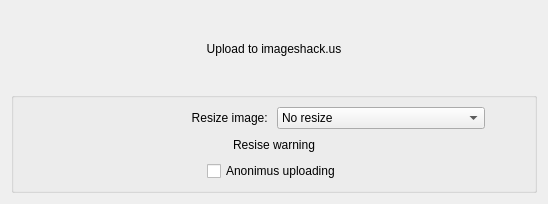
lxqt/screengrab, file src/modules/uploader/imgshack/uploader_imgshack_widget.ui: the form before one commit.
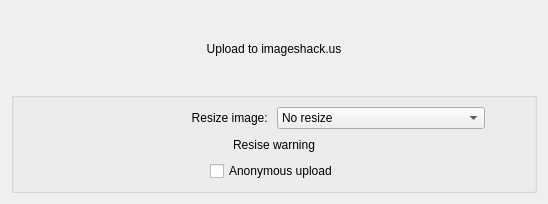
The form after the commit.

Commit message: Fix text labels on the uploader view (close #19)

Patch:
```diff
--- a/src/modules/uploader/imgshack/uploader_imgshack_widget.ui
+++ b/src/modules/uploader/imgshack/uploader_imgshack_widget.ui
@@ -183,7 +183,7 @@
         <item>
          <widget class="QCheckBox" name="checkAnonimusUpload">
           <property name="text">
-           <string>Anonimus uploading</string>
+           <string>Anonymous upload</string>
           </property>
          </widget>
         </item>
```
The commit also changes 1 other file.
